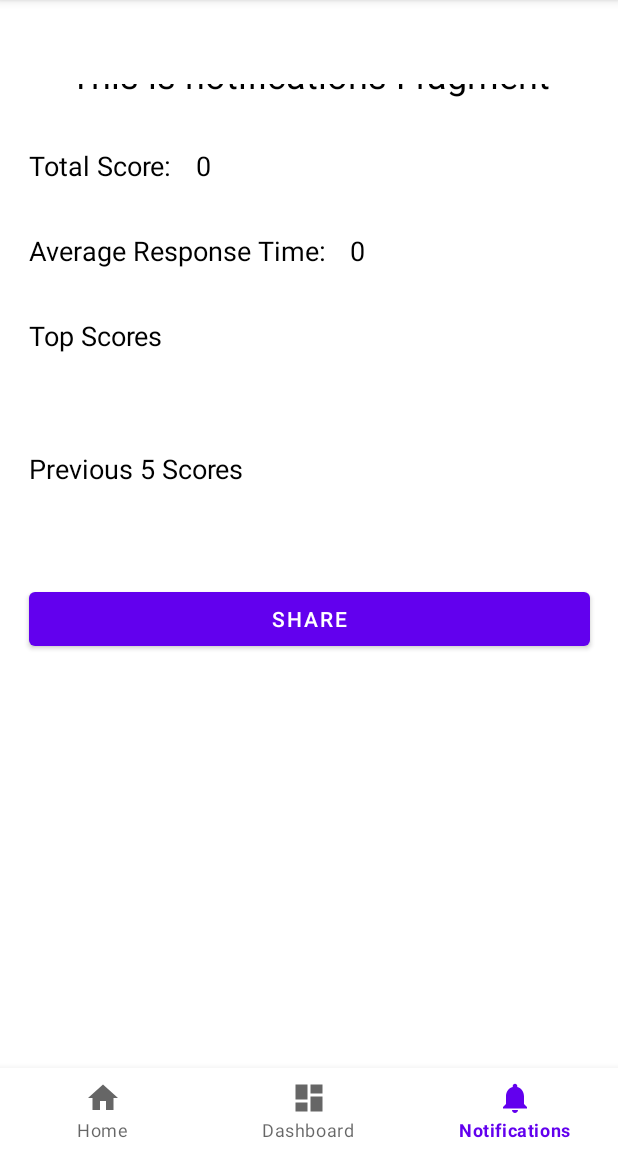
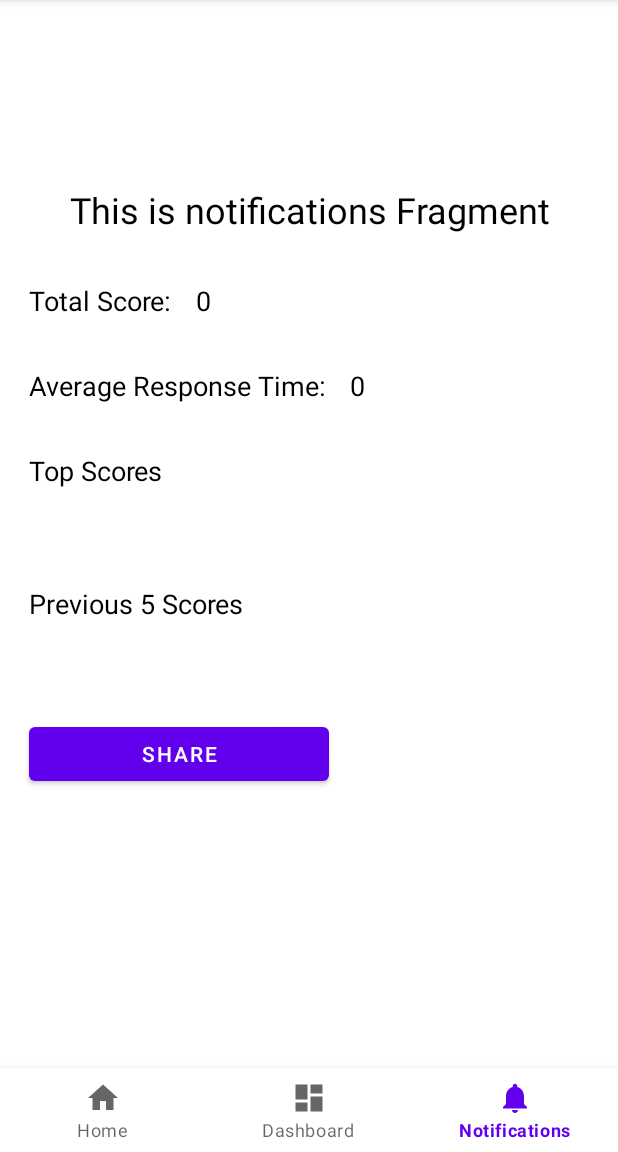
Before and after one commit to aidenlignieres/CP3406-EducationApp, an Android app: the NotificationsFragment screen opened through its navigation route, on a phone screen of 412 x 824 dp, the part 84-1236 px from its top. Run offline under Robolectric (Android 15) with nearby library versions, the phone set to English and light mode, and no system bars; our stand-ins replace navigation-ui.

Commit message:
Fixed xml layout and textview

```diff
--- a/app/src/main/res/layout/fragment_dashboard.xml
+++ b/app/src/main/res/layout/fragment_dashboard.xml
@@ -12,7 +12,8 @@
         android:textSize="24sp"
         android:textColor="@android:color/black"
         android:textAlignment="center"
-        android:padding="16dp"/>
+        android:padding="16dp"
+        android:layout_marginTop="90dp"/>
 
     <LinearLayout
         android:layout_width="match_parent"
--- a/app/src/main/res/layout/fragment_notifications.xml
+++ b/app/src/main/res/layout/fragment_notifications.xml
@@ -12,7 +12,8 @@
         android:textSize="24sp"
         android:textColor="@android:color/black"
         android:textAlignment="center"
-        android:padding="16dp" />
+        android:padding="16dp"
+        android:layout_marginTop="90dp"/>
 
     <LinearLayout
         android:layout_width="match_parent"
@@ -102,7 +103,7 @@
 
     <Button
         android:id="@+id/shareButton"
-        android:layout_width="match_parent"
+        android:layout_width="200dp"
         android:layout_height="wrap_content"
         android:text="@string/share"
         android:layout_margin="16dp"
```
